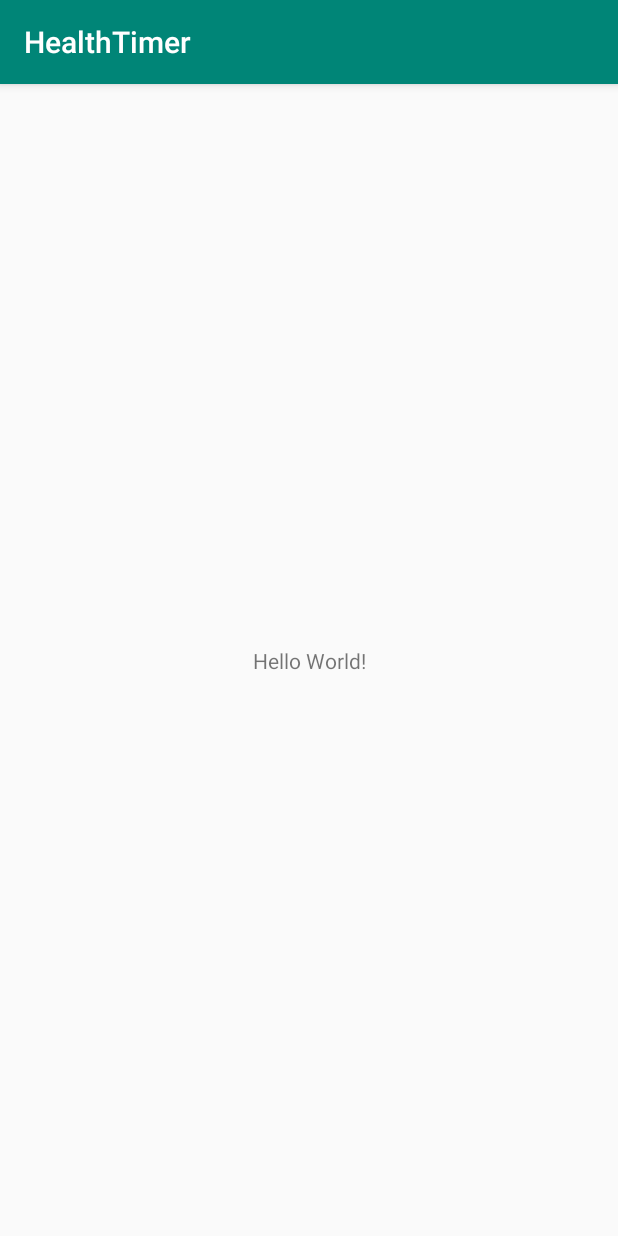
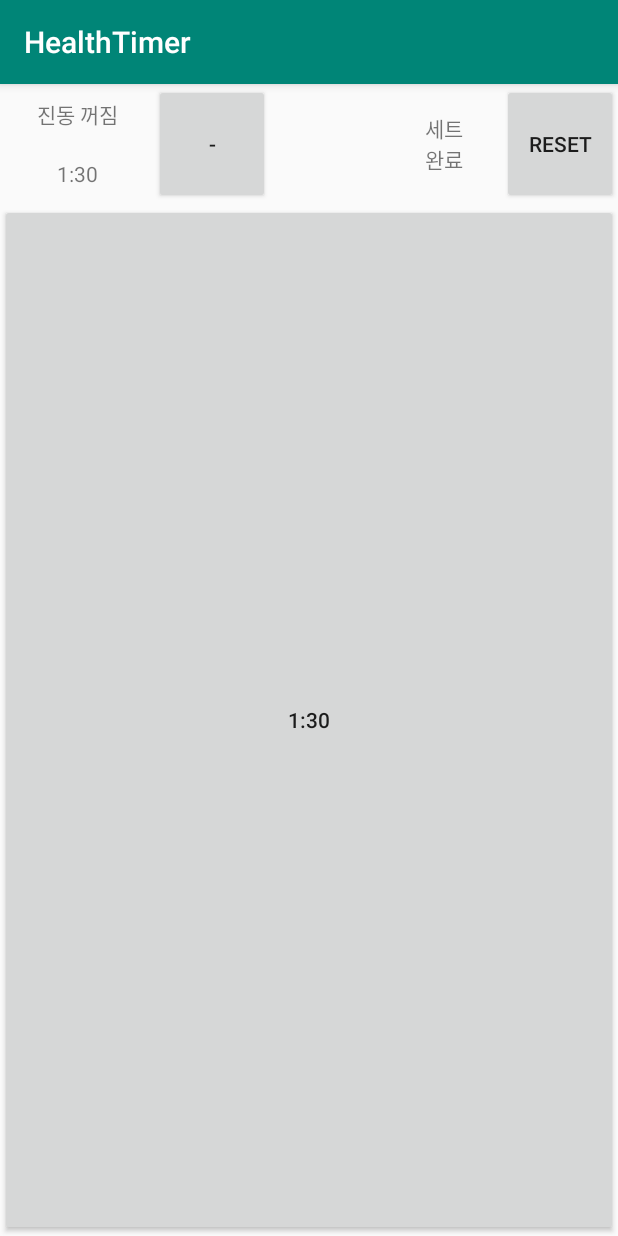
Before and after one commit to k2hyun4/health-timer, an Android app: the screen it shows after launch (MainActivity), on a phone screen of 412 x 824 dp. Run offline under Robolectric (Android 15) with nearby library versions, the phone set to English and light mode, and no system bars; our stand-ins replace data binding.

Commit message:
* Databinding 적용 * Layout Init * Click Event 부여

```diff
--- a/app/build.gradle
+++ b/app/build.gradle
@@ -1,7 +1,6 @@
 apply plugin: 'com.android.application'
-
 apply plugin: 'kotlin-android'
-
+apply plugin: 'kotlin-kapt'
 apply plugin: 'kotlin-android-extensions'
 
 android {
@@ -20,14 +19,19 @@ android {
             proguardFiles getDefaultProguardFile('proguard-android-optimize.txt'), 'proguard-rules.pro'
         }
     }
+    dataBinding {
+        enabled = true
+    }
 }
 
 dependencies {
     implementation fileTree(dir: 'libs', include: ['*.jar'])
     implementation"org.jetbrains.kotlin:kotlin-stdlib-jdk7:$kotlin_version"
     implementation 'com.android.support:appcompat-v7:28.0.0'
-    implementation 'com.android.support.constraint:constraint-layout:1.1.3'
-    testImplementation 'junit:junit:4.12'
+    implementation 'com.android.support.constraint:constraint-layout:2.0.0-beta2'
+    annotationProcessor 'com.android.databinding:compiler:3.1.4'
+
+    testImplementation 'junit:junit:4.13-beta-3'
     androidTestImplementation 'com.android.support.test:runner:1.0.2'
     androidTestImplementation 'com.android.support.test.espresso:espresso-core:3.0.2'
 }
--- a/app/src/main/java/tanned/bear/MainActivity.kt
+++ b/app/src/main/java/tanned/bear/MainActivity.kt
@@ -1,12 +1,51 @@
 package tanned.bear
 
+import android.databinding.DataBindingUtil
+import android.os.Bundle
 import android.support.v7.app.AppCompatActivity
-import android.os.Bundle
+import tanned.bear.databinding.ActivityMainBinding
 
 class MainActivity : AppCompatActivity() {
+    private lateinit var mBinding: ActivityMainBinding;
 
     override fun onCreate(savedInstanceState: Bundle?) {
         super.onCreate(savedInstanceState)
-        setContentView(R.layout.activity_main)
+        mBinding = DataBindingUtil.setContentView(this, R.layout.activity_main);
+        mBinding.activity = this@MainActivity;
+    }
+
+    //1) 센터 클릭, 타이머 중 센터 클릭
+    fun onClickCenter() {
+
+    }
+
+    //3) 휴식시간 종료
+    fun onOutOfRestTime() {
+
+    }
+
+    //4) 상단부 - 진동 스위치
+    fun onClickSwitchVibration() {
+
+    }
+
+    //4) 상단부 - 휴식시간 설정 팝업
+    fun onClickShowRestTimePopup() {
+
+    }
+
+    //4) 상단부 - 세트수 줄이기
+    fun onClickMinusSetCount() {
+
+    }
+
+    //4) 상단부 - 세트수 초기화
+    fun onClickResetSetCount() {
+
+    }
+
+    //5) 설정 팝업 - 휴식시간 설정
+    fun onClickSetResetTime() {
+
     }
 }
--- a/app/src/main/res/layout/activity_main.xml
+++ b/app/src/main/res/layout/activity_main.xml
@@ -1,19 +1,85 @@
 <?xml version="1.0" encoding="utf-8"?>
-<android.support.constraint.ConstraintLayout
-        xmlns:android="http://schemas.android.com/apk/res/android"
-        xmlns:tools="http://schemas.android.com/tools"
-        xmlns:app="http://schemas.android.com/apk/res-auto"
+<layout xmlns:android="http://schemas.android.com/apk/res/android">
+    <data>
+        <variable
+            name="activity"
+            type="tanned.bear.MainActivity"/>
+    </data>
+
+    <LinearLayout
         android:layout_width="match_parent"
         android:layout_height="match_parent"
-        tools:context=".MainActivity">
+        android:orientation="vertical">
 
-    <TextView
-            android:layout_width="wrap_content"
-            android:layout_height="wrap_content"
-            android:text="Hello World!"
-            app:layout_constraintBottom_toBottomOf="parent"
-            app:layout_constraintLeft_toLeftOf="parent"
-            app:layout_constraintRight_toRightOf="parent"
-            app:layout_constraintTop_toTopOf="parent"/>
+        <LinearLayout
+            android:layout_width="match_parent"
+            android:layout_height="80dp"
+            android:orientation="horizontal">
+            <LinearLayout
+                android:layout_width="0dp"
+                android:layout_height="match_parent"
+                android:layout_weight="1"
+                android:orientation="vertical">
+                <TextView
+                    android:id="@+id/switchVibration"
+                    android:layout_width="match_parent"
+                    android:layout_height="0dp"
+                    android:layout_weight="1"
+                    android:gravity="center"
+                    android:text="@string/vibration_off"
+                    android:onClick="@{() -> activity.onClickSwitchVibration()}"/>
+                <TextView
+                    android:id="@+id/setRestTime"
+                    android:layout_width="match_parent"
+                    android:layout_height="0dp"
+                    android:layout_weight="1"
+                    android:gravity="center"
+                    android:text="@string/default_rest_time"
+                    android:onClick="@{()->activity.onClickShowRestTimePopup()}"/>/>
+            </LinearLayout>
+            <LinearLayout
+                android:layout_width="0dp"
+                android:layout_height="match_parent"
+                android:layout_weight="3"
+                android:orientation="horizontal">
+                <Button
+                    android:id="@+id/minusSetCount"
+                    android:layout_width="0dp"
+                    android:layout_height="match_parent"
+                    android:layout_weight="1"
+                    android:text="@string/minus"
+                    android:onClick="@{()->activity.onClickMinusSetCount()}"/>
+                <LinearLayout
+                    android:layout_width="0dp"
+                    android:layout_height="match_parent"
+                    android:layout_weight="2">
+                    <TextView
+                        android:id="@+id/displaySetCount"
+                        android:layout_width="0dp"
+                        android:layout_height="match_parent"
+                        android:layout_weight="1"/>
+                    <TextView
+                        android:layout_width="0dp"
+                        android:layout_height="match_parent"
+                        android:layout_weight="1"
+                        android:gravity="center"
+                        android:text="@string/set_discription"/>
+                </LinearLayout>
+                <Button
+                    android:id="@+id/resetSetCount"
+                    android:layout_width="0dp"
+                    android:layout_height="match_parent"
+                    android:layout_weight="1"
+                    android:text="@string/reset"
+                    android:onClick="@{()->activity.onClickResetSetCount()}"/>
+            </LinearLayout>
+        </LinearLayout>
 
-</android.support.constraint.ConstraintLayout>
+        <Button
+            android:id="@+id/btnCenter"
+            android:layout_width="match_parent"
+            android:layout_height="match_parent"
+            android:text="@string/default_rest_time"
+            android:onClick="@{()->activity.onClickCenter()}"/>
+    </LinearLayout>
+</layout>
--- a/app/src/main/res/values/strings.xml
+++ b/app/src/main/res/values/strings.xml
@@ -1,3 +1,9 @@
 <resources>
     <string name="app_name">HealthTimer</string>
+    <string name="vibration_on">진동 켜짐</string>
+    <string name="vibration_off">진동 꺼짐</string>
+    <string name="default_rest_time">1:30</string>
+    <string name="reset">Reset</string>
+    <string name="minus">-</string>
+    <string name="set_discription">세트\n완료</string>
 </resources>
--- a/build.gradle
+++ b/build.gradle
@@ -1,7 +1,5 @@
-// Top-level build file where you can add configuration options common to all sub-projects/modules.
-
 buildscript {
-    ext.kotlin_version = '1.3.31'
+    ext.kotlin_version = '1.3.41'
     repositories {
         google()
         jcenter()
@@ -10,8 +8,6 @@ buildscript {
     dependencies {
         classpath 'com.android.tools.build:gradle:3.4.2'
         classpath "org.jetbrains.kotlin:kotlin-gradle-plugin:$kotlin_version"
-        // NOTE: Do not place your application dependencies here; they belong
-        // in the individual module build.gradle files
     }
 }
 
@@ -19,7 +15,6 @@ allprojects {
     repositories {
         google()
         jcenter()
-
     }
 }
 
```
